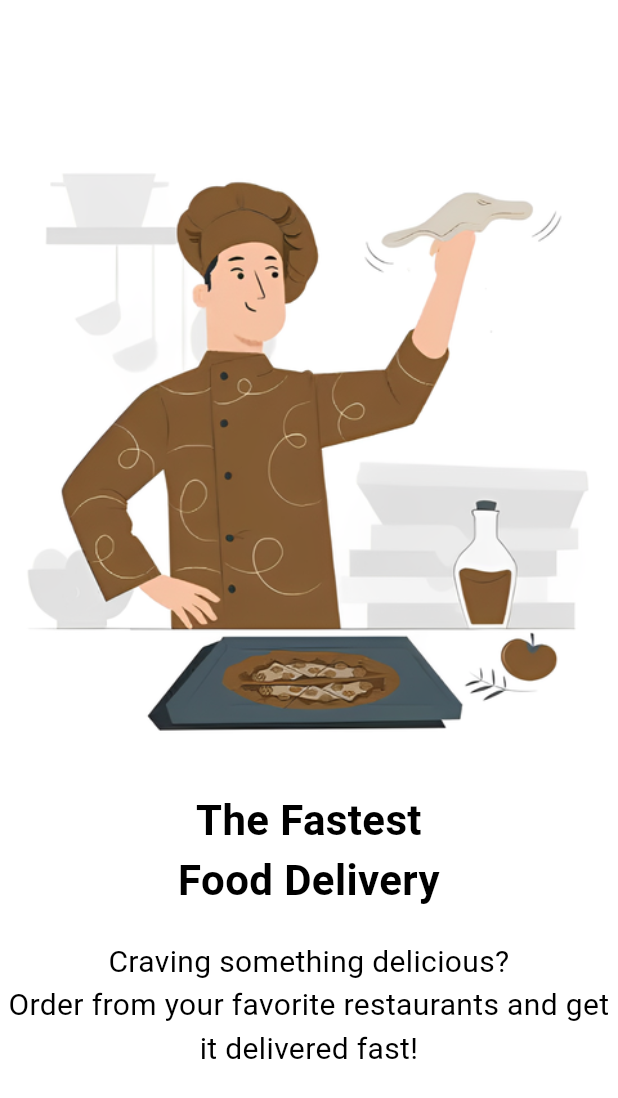
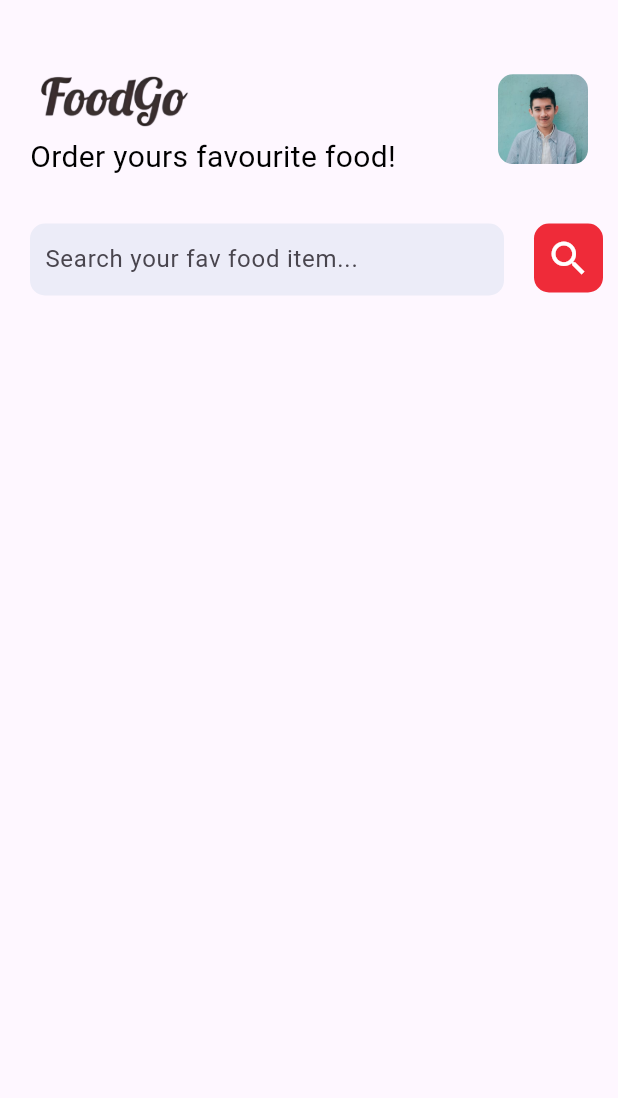
Before and after one commit to thanhthanh221/learn_flutter, a Flutter app: the screen it shows after launch, on a phone screen of 412 x 824 dp. Shown: the top 1098 px of the screen. Run offline on Flutter 3.47's test engine with Material 3 defaults, Android fonts, the light colour scheme and no system bars.

Commit message:
fix code error

```diff
--- a/lib/main.dart
+++ b/lib/main.dart
@@ -1,4 +1,5 @@
 import 'package:flutter/material.dart';
+import 'package:food_app/pages/home.dart';
 import 'package:food_app/pages/onboarding.dart';
 
 void main() {
@@ -32,7 +33,7 @@ class MyApp extends StatelessWidget {
         // tested with just a hot reload.
         colorScheme: ColorScheme.fromSeed(seedColor: Colors.deepPurple),
       ),
-      home: Onboarding(),
+      home: Home(),
     );
   }
 }
--- /dev/null
+++ b/lib/pages/home.dart
@@ -0,0 +1,81 @@
+import 'package:flutter/material.dart';
+import 'package:food_app/services/widget_support.dart';
+
+class Home extends StatefulWidget {
+  const Home({super.key});
+
+  @override
+  State<Home> createState() => _HomeState();
+}
+
+class _HomeState extends State<Home> {
+  @override
+  Widget build(BuildContext context) {
+    return Scaffold(
+      body: Container(
+        margin: const EdgeInsets.only(left: 20.0, top: 40.0),
+        child: Column(
+          children: [
+            Row(
+              mainAxisAlignment: MainAxisAlignment.spaceBetween,
+              children: [
+                Column(
+                  crossAxisAlignment: CrossAxisAlignment.start,
+                  children: [
+                    Image.asset(
+                      'images/logo.png',
+                      width: 110,
+                      height: 50,
+                      fit: BoxFit.contain,
+                    ),
+                    Text(
+                      "Order yours favourite food!",
+                      style: AppWidget.SimpleTextFeildStyle(),
+                    ),
+                  ],
+                ),
+                Padding(
+                  padding: const EdgeInsets.only(right: 20.0),
+                  child: ClipRRect(
+                    borderRadius: BorderRadius.circular(10),
+                    child: Image.asset(
+                      'images/boy.png',
+                      width: 60,
+                      height: 60,
+                      fit: BoxFit.cover,
+                    ),
+                  ),
+                ),
+              ],
+            ),
+            SizedBox(height: 30.0,),
+            Row(
+              crossAxisAlignment: CrossAxisAlignment.start,
+              children: [
+                Expanded(
+                  child: Container(
+                    padding: EdgeInsets.only(left: 10.0),
+                    margin: EdgeInsets.only(right: 20.0),
+                    decoration: BoxDecoration(
+                      color: Color(0xFFececf8),
+                      borderRadius: BorderRadius.circular(10.0),
+                    ),
+                    child: TextField(
+                      decoration: InputDecoration(border: InputBorder.none, hintText: "Search your fav food item...")
+                    ),
+                  ),
+                ),
+                Container(
+                  margin: EdgeInsets.only(right: 10.0),
+                  padding: EdgeInsets.all(8),
+                  decoration: BoxDecoration(color: Color(0xffef2b39), borderRadius: BorderRadius.circular(10)),
+                  child: Icon(Icons.search, color: Colors.white, size: 30.0,),
+                )
+              ],
+            )
+          ],
+        ),
+      ),
+    );
+  }
+}
--- a/lib/pages/onboarding.dart
+++ b/lib/pages/onboarding.dart
@@ -18,17 +18,33 @@ class _OnboardingState extends State<Onboarding> {
         child: Column(
           children: [
             Image.asset('images/onboarding.png'),
-            SizedBox(height: 20.0,),
+            SizedBox(height: 20.0),
             Text(
               "The Fastest\nFood Delivery",
               textAlign: TextAlign.center,
               style: AppWidget.HeadlineTextFeildSyle(),
             ),
-            SizedBox(height: 20.0,),
+            SizedBox(height: 20.0),
             Text(
               "Craving something delicious?\nOrder from your favorite restaurants and get it delivered fast!",
               textAlign: TextAlign.center,
               style: AppWidget.SimpleTextFeildStyle(),
+            ),
+            SizedBox(height: 30.0),
+            Container(
+              height: 60,
+              width: MediaQuery.of(context).size.width / 2,
+              decoration: BoxDecoration(color: Color(0xff8c592a), borderRadius: BorderRadius.circular(20.0)),
+              child: Center(
+                child: Text(
+                  "Get Started",
+                  style: TextStyle(
+                    color: Colors.white,
+                    fontSize: 20.0,
+                    fontWeight: FontWeight.bold,
+                  ),
+                ),
+              ),
             ),
           ],
         ),
```
Also changed, not shown: images/boy.png (added).
